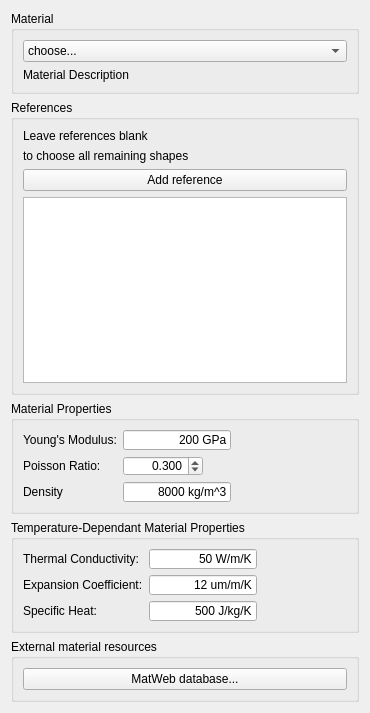
First picture: the form in src/Mod/Fem/TaskPanelMechanicalMaterial.ui, repository makkemal/FreeCAD, before the edit.
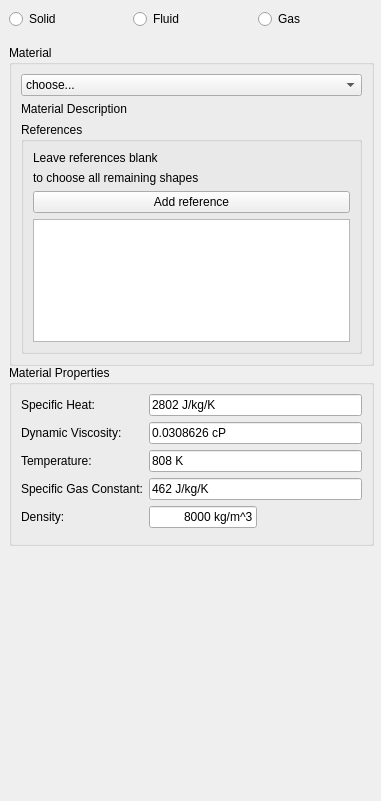
Second picture: the form after the edit. The open tabs and pages were chosen to show the change. Custom widgets are drawn as their Qt base class.

Commit message: FEM: Add additional radio buttons and properties for fluids and gases to Mechanical Material task panel.

```diff
--- a/src/Mod/Fem/TaskPanelMechanicalMaterial.ui
+++ b/src/Mod/Fem/TaskPanelMechanicalMaterial.ui
@@ -6,16 +6,63 @@
    <rect>
     <x>0</x>
     <y>0</y>
-    <width>370</width>
-    <height>713</height>
+    <width>381</width>
+    <height>801</height>
    </rect>
   </property>
   <property name="windowTitle">
    <string>Mechanical material</string>
   </property>
+  <widget class="QWidget" name="">
+   <property name="geometry">
+    <rect>
+     <x>9</x>
+     <y>9</y>
+     <width>367</width>
+     <height>774</height>
+    </rect>
+   </property>
   <layout class="QVBoxLayout" name="verticalLayout">
    <item>
+     <layout class="QHBoxLayout" name="horizontalLayout">
+      <item>
+       <widget class="QRadioButton" name="rb_solid">
+        <property name="text">
+         <string>Solid</string>
+        </property>
+       </widget>
+      </item>
+      <item>
+       <widget class="QRadioButton" name="rb_fluid">
+        <property name="text">
+         <string>Fluid</string>
+        </property>
+       </widget>
+      </item>
+      <item>
+       <widget class="QRadioButton" name="rb_gas">
+        <property name="text">
+         <string>Gas</string>
+        </property>
+       </widget>
+      </item>
+     </layout>
+    </item>
+    <item>
+     <widget class="QStackedWidget" name="stackedWidget">
+      <property name="currentIndex">
+       <number>1</number>
+      </property>
+      <widget class="QWidget" name="page_3">
     <widget class="QGroupBox" name="GroupQuantities_2">
+        <property name="geometry">
+         <rect>
+          <x>0</x>
+          <y>10</y>
+          <width>365</width>
+          <height>321</height>
+         </rect>
+        </property>
      <property name="maximumSize">
       <size>
        <width>16777215</width>
@@ -45,9 +92,6 @@
         </property>
        </widget>
       </item>
-     </layout>
-    </widget>
-   </item>
    <item>
     <widget class="QGroupBox" name="groupBox_1">
      <property name="title">
@@ -84,8 +128,17 @@
      </layout>
     </widget>
    </item>
-   <item>
+        </layout>
+       </widget>
     <widget class="QGroupBox" name="GroupQuantities_4">
+        <property name="geometry">
+         <rect>
+          <x>0</x>
+          <y>330</y>
+          <width>365</width>
+          <height>131</height>
+         </rect>
+        </property>
      <property name="maximumSize">
       <size>
        <width>16777215</width>
@@ -186,7 +239,7 @@
         <item row="2" column="0">
          <widget class="QLabel" name="label_8">
           <property name="text">
-           <string>Density</string>
+              <string>Density:</string>
           </property>
          </widget>
         </item>
@@ -231,9 +284,15 @@
       </item>
      </layout>
     </widget>
-   </item>
-   <item>
     <widget class="QGroupBox" name="GroupQuantities_5">
+        <property name="geometry">
+         <rect>
+          <x>0</x>
+          <y>500</y>
+          <width>365</width>
+          <height>131</height>
+         </rect>
+        </property>
      <property name="maximumSize">
       <size>
        <width>16777215</width>
@@ -385,9 +444,15 @@
       </item>
      </layout>
     </widget>
-   </item>
-   <item>
     <widget class="QGroupBox" name="GroupQuantities_3">
+        <property name="geometry">
+         <rect>
+          <x>0</x>
+          <y>660</y>
+          <width>365</width>
+          <height>63</height>
+         </rect>
+        </property>
      <property name="maximumSize">
       <size>
        <width>16777215</width>
@@ -407,8 +472,412 @@
       </item>
      </layout>
     </widget>
-   </item>
-  </layout>
+      </widget>
+      <widget class="QWidget" name="page_5">
+       <widget class="QGroupBox" name="GroupQuantities_6">
+        <property name="geometry">
+         <rect>
+          <x>0</x>
+          <y>10</y>
+          <width>365</width>
+          <height>321</height>
+         </rect>
+        </property>
+        <property name="maximumSize">
+         <size>
+          <width>16777215</width>
+          <height>1677215</height>
+         </size>
+        </property>
+        <property name="title">
+         <string>Material</string>
+        </property>
+        <layout class="QVBoxLayout" name="verticalLayout_9">
+         <item>
+          <widget class="QComboBox" name="cb_materials_2">
+           <item>
+            <property name="text">
+             <string>choose...</string>
+            </property>
+           </item>
+          </widget>
+         </item>
+         <item>
+          <widget class="QLabel" name="l_mat_description_2">
+           <property name="text">
+            <string>Material Description</string>
+           </property>
+           <property name="wordWrap">
+            <bool>true</bool>
+           </property>
+          </widget>
+         </item>
+         <item>
+          <widget class="QGroupBox" name="groupBox_2">
+           <property name="title">
+            <string>References</string>
+           </property>
+           <layout class="QVBoxLayout" name="verticalLayout_3">
+            <item>
+             <widget class="QLabel" name="l_label_text_3">
+              <property name="text">
+               <string>Leave references blank </string>
+              </property>
+             </widget>
+            </item>
+            <item>
+             <widget class="QLabel" name="l_label_text_4">
+              <property name="text">
+               <string>to choose all remaining shapes</string>
+              </property>
+              <property name="wordWrap">
+               <bool>true</bool>
+              </property>
+             </widget>
+            </item>
+            <item>
+             <widget class="QPushButton" name="pushButton_Reference_2">
+              <property name="text">
+               <string>Add reference</string>
+              </property>
+             </widget>
+            </item>
+            <item>
+             <widget class="QListWidget" name="list_References_2"/>
+            </item>
+           </layout>
+          </widget>
+         </item>
+        </layout>
+       </widget>
+       <widget class="QGroupBox" name="GroupQuantities_7">
+        <property name="geometry">
+         <rect>
+          <x>0</x>
+          <y>330</y>
+          <width>365</width>
+          <height>151</height>
+         </rect>
+        </property>
+        <property name="maximumSize">
+         <size>
+          <width>16777215</width>
+          <height>1677215</height>
+         </size>
+        </property>
+        <property name="title">
+         <string>Material Properties</string>
+        </property>
+        <layout class="QVBoxLayout" name="verticalLayout_10">
+         <item>
+          <layout class="QFormLayout" name="formLayout_2">
+           <property name="fieldGrowthPolicy">
+            <enum>QFormLayout::AllNonFixedFieldsGrow</enum>
+           </property>
+           <item row="0" column="0">
+            <widget class="QLabel" name="specificHeatLabel">
+             <property name="text">
+              <string>Specific Heat:</string>
+             </property>
+            </widget>
+           </item>
+           <item row="0" column="1">
+            <widget class="Gui::InputField" name="input_fd_specific_heat_fluid">
+             <property name="text">
+              <string>4.18 kJ/kg/K</string>
+             </property>
+             <property name="Unit" stdset="0">
+              <string>kJ/kg/K</string>
+             </property>
+            </widget>
+           </item>
+           <item row="1" column="0">
+            <widget class="QLabel" name="dynamicViscosityLabel">
+             <property name="text">
+              <string>Dynamic Viscosity:</string>
+             </property>
+            </widget>
+           </item>
+           <item row="1" column="1">
+            <widget class="Gui::InputField" name="input_fd_viscosity_fluid">
+             <property name="text">
+              <string>0.89 cP</string>
+             </property>
+            </widget>
+           </item>
+           <item row="3" column="0">
+            <widget class="QLabel" name="DensityLabel">
+             <property name="text">
+              <string>Density:</string>
+             </property>
+            </widget>
+           </item>
+           <item row="3" column="1">
+            <widget class="Gui::InputField" name="input_fd_density_fluid">
+             <property name="sizePolicy">
+              <sizepolicy hsizetype="Fixed" vsizetype="Fixed">
+               <horstretch>0</horstretch>
+               <verstretch>0</verstretch>
+              </sizepolicy>
+             </property>
+             <property name="minimumSize">
+              <size>
+               <width>80</width>
+               <height>20</height>
+              </size>
+             </property>
+             <property name="text">
+              <string>8000 kg/m^3</string>
+             </property>
+             <property name="alignment">
+              <set>Qt::AlignRight|Qt::AlignTrailing|Qt::AlignVCenter</set>
+             </property>
+             <property name="singleStep" stdset="0">
+              <double>2.000000000000000</double>
+             </property>
+             <property name="maximum" stdset="0">
+              <double>2000000000.000000000000000</double>
+             </property>
+             <property name="unit" stdset="0">
+              <string notr="true">kg/m^3</string>
+             </property>
+             <property name="decimals" stdset="0">
+              <number>3</number>
+             </property>
+             <property name="value" stdset="0">
+              <double>0.000000000000000</double>
+             </property>
+            </widget>
+           </item>
+           <item row="2" column="0">
+            <widget class="QLabel" name="temperatureLabel">
+             <property name="text">
+              <string>Temperature:</string>
+             </property>
+            </widget>
+           </item>
+           <item row="2" column="1">
+            <widget class="Gui::InputField" name="input_fd_temp_fluid">
+             <property name="text">
+              <string>300 K</string>
+             </property>
+            </widget>
+           </item>
+          </layout>
+         </item>
+        </layout>
+       </widget>
+      </widget>
+      <widget class="QWidget" name="page_4">
+       <widget class="QGroupBox" name="GroupQuantities_9">
+        <property name="geometry">
+         <rect>
+          <x>0</x>
+          <y>10</y>
+          <width>365</width>
+          <height>321</height>
+         </rect>
+        </property>
+        <property name="maximumSize">
+         <size>
+          <width>16777215</width>
+          <height>1677215</height>
+         </size>
+        </property>
+        <property name="title">
+         <string>Material</string>
+        </property>
+        <layout class="QVBoxLayout" name="verticalLayout_12">
+         <item>
+          <widget class="QComboBox" name="cb_materials_3">
+           <item>
+            <property name="text">
+             <string>choose...</string>
+            </property>
+           </item>
+          </widget>
+         </item>
+         <item>
+          <widget class="QLabel" name="l_mat_description_3">
+           <property name="text">
+            <string>Material Description</string>
+           </property>
+           <property name="wordWrap">
+            <bool>true</bool>
+           </property>
+          </widget>
+         </item>
+         <item>
+          <widget class="QGroupBox" name="groupBox_3">
+           <property name="title">
+            <string>References</string>
+           </property>
+           <layout class="QVBoxLayout" name="verticalLayout_4">
+            <item>
+             <widget class="QLabel" name="l_label_text_5">
+              <property name="text">
+               <string>Leave references blank </string>
+              </property>
+             </widget>
+            </item>
+            <item>
+             <widget class="QLabel" name="l_label_text_6">
+              <property name="text">
+               <string>to choose all remaining shapes</string>
+              </property>
+              <property name="wordWrap">
+               <bool>true</bool>
+              </property>
+             </widget>
+            </item>
+            <item>
+             <widget class="QPushButton" name="pushButton_Reference_3">
+              <property name="text">
+               <string>Add reference</string>
+              </property>
+             </widget>
+            </item>
+            <item>
+             <widget class="QListWidget" name="list_References_3"/>
+            </item>
+           </layout>
+          </widget>
+         </item>
+        </layout>
+       </widget>
+       <widget class="QGroupBox" name="GroupQuantities_8">
+        <property name="geometry">
+         <rect>
+          <x>0</x>
+          <y>330</y>
+          <width>365</width>
+          <height>181</height>
+         </rect>
+        </property>
+        <property name="maximumSize">
+         <size>
+          <width>16777215</width>
+          <height>1677215</height>
+         </size>
+        </property>
+        <property name="title">
+         <string>Material Properties</string>
+        </property>
+        <layout class="QVBoxLayout" name="verticalLayout_11">
+         <item>
+          <layout class="QFormLayout" name="formLayout_4">
+           <property name="fieldGrowthPolicy">
+            <enum>QFormLayout::AllNonFixedFieldsGrow</enum>
+           </property>
+           <item row="0" column="0">
+            <widget class="QLabel" name="specificHeatLabel_2">
+             <property name="text">
+              <string>Specific Heat:</string>
+             </property>
+            </widget>
+           </item>
+           <item row="0" column="1">
+            <widget class="Gui::InputField" name="input_fd_specific_heat_gas">
+             <property name="text">
+              <string>2802 J/kg/K</string>
+             </property>
+            </widget>
+           </item>
+           <item row="1" column="0">
+            <widget class="QLabel" name="dynamicViscosityLabel_2">
+             <property name="text">
+              <string>Dynamic Viscosity:</string>
+             </property>
+            </widget>
+           </item>
+           <item row="1" column="1">
+            <widget class="Gui::InputField" name="input_fd_viscosity_gas">
+             <property name="text">
+              <string>0.0308626 cP</string>
+             </property>
+            </widget>
+           </item>
+           <item row="4" column="0">
+            <widget class="QLabel" name="DensityLabel_2">
+             <property name="text">
+              <string>Density:</string>
+             </property>
+            </widget>
+           </item>
+           <item row="4" column="1">
+            <widget class="Gui::InputField" name="input_fd_density_gas">
+             <property name="sizePolicy">
+              <sizepolicy hsizetype="Fixed" vsizetype="Fixed">
+               <horstretch>0</horstretch>
+               <verstretch>0</verstretch>
+              </sizepolicy>
+             </property>
+             <property name="minimumSize">
+              <size>
+               <width>80</width>
+               <height>20</height>
+              </size>
+             </property>
+             <property name="text">
+              <string>8000 kg/m^3</string>
+             </property>
+             <property name="alignment">
+              <set>Qt::AlignRight|Qt::AlignTrailing|Qt::AlignVCenter</set>
+             </property>
+             <property name="singleStep" stdset="0">
+              <double>2.000000000000000</double>
+             </property>
+             <property name="maximum" stdset="0">
+              <double>2000000000.000000000000000</double>
+             </property>
+             <property name="unit" stdset="0">
+              <string notr="true">kg/m^3</string>
+             </property>
+             <property name="decimals" stdset="0">
+              <number>3</number>
+             </property>
+             <property name="value" stdset="0">
+              <double>0.000000000000000</double>
+             </property>
+            </widget>
+           </item>
+           <item row="2" column="0">
+            <widget class="QLabel" name="temperatureLabel_2">
+             <property name="text">
+              <string>Temperature:</string>
+             </property>
+            </widget>
+           </item>
+           <item row="2" column="1">
+            <widget class="Gui::InputField" name="input_fd_temp_gas">
+             <property name="text">
+              <string>808 K</string>
+             </property>
+            </widget>
+           </item>
+           <item row="3" column="0">
+            <widget class="QLabel" name="specificGasConstantLabel">
+             <property name="text">
+              <string>Specific Gas Constant:</string>
+             </property>
+            </widget>
+           </item>
+           <item row="3" column="1">
+            <widget class="QLineEdit" name="input_fd_specific_gas_const">
+             <property name="text">
+              <string>462 J/kg/K</string>
+             </property>
+            </widget>
+           </item>
+          </layout>
+         </item>
+        </layout>
+       </widget>
+      </widget>
+     </widget>
+    </item>
+   </layout>
+  </widget>
  </widget>
  <customwidgets>
   <customwidget>
```
Lines whose indentation alone changed are shown as unchanged.
